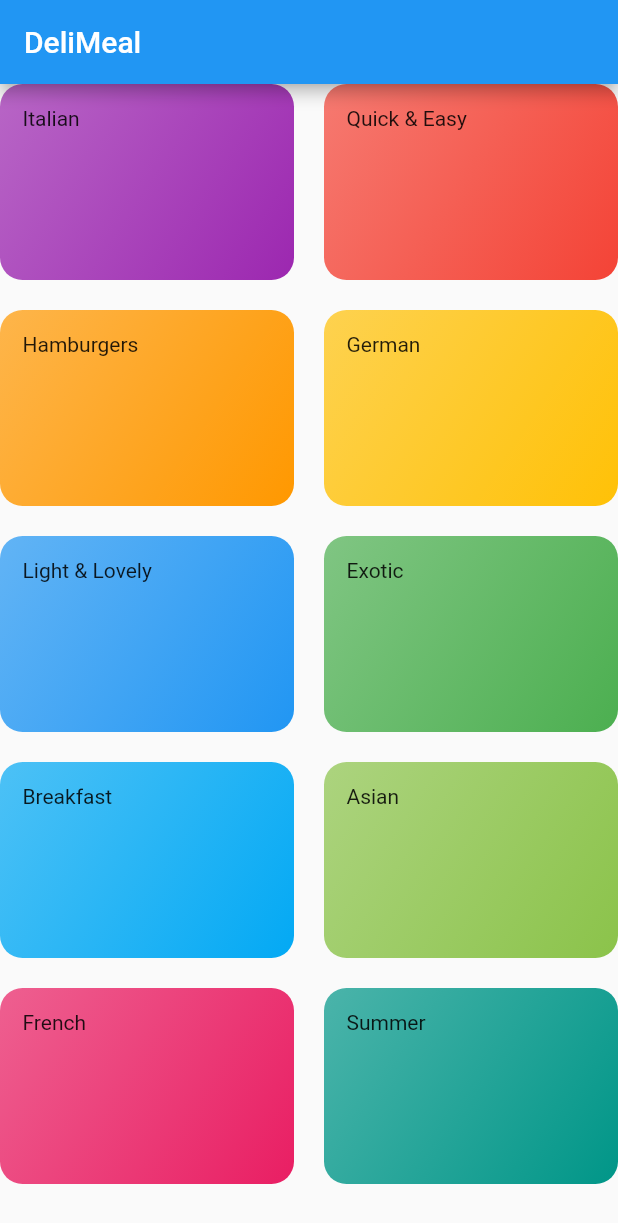
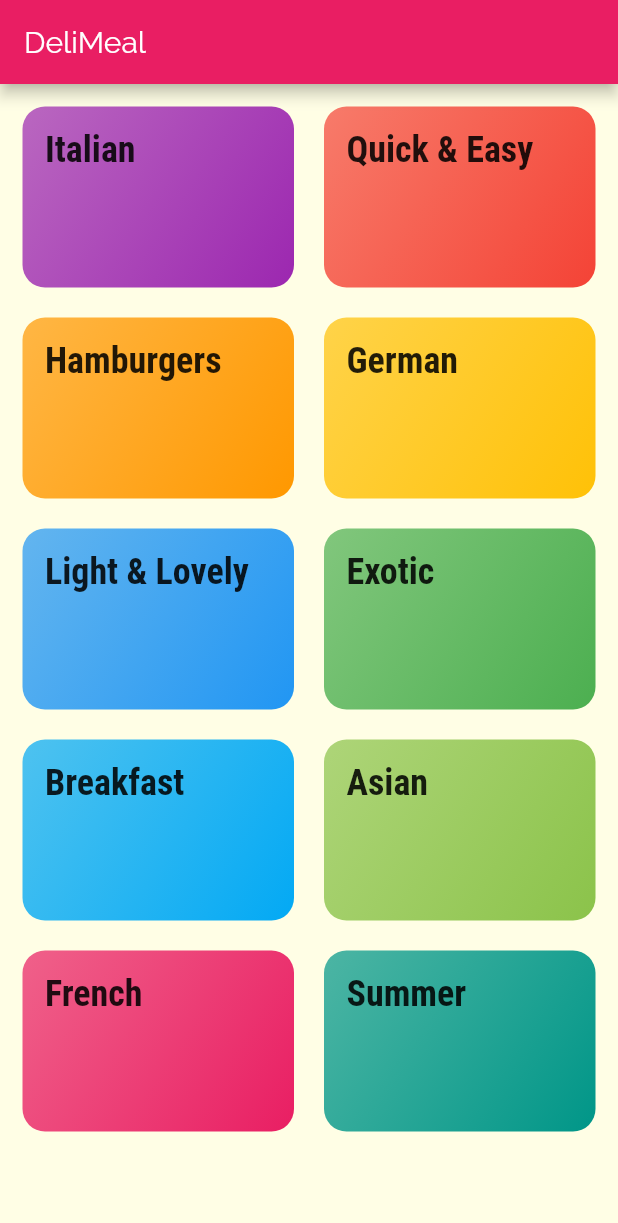
Before and after one commit to VazMF/deli-meal-app, a Flutter app: the screen it shows after launch, on a phone screen of 412 x 824 dp. Shown: the top 1223 px of the screen. Run offline on Flutter 3.47's test engine with Material 2 defaults, Android fonts, the phone set to English and light mode, and no system bars.

```diff
--- a/lib/categories_screen.dart
+++ b/lib/categories_screen.dart
@@ -10,6 +10,7 @@ class CategoriesScreen extends StatelessWidget {
         title: const Text('DeliMeal'),
       ),
       body: GridView(
+        padding: const EdgeInsets.all(15),
         children: DUMMY_CATEGORIES
             .map((categoryData) =>
                 CategoryItem(categoryData.title, categoryData.color))
--- a/lib/category_item.dart
+++ b/lib/category_item.dart
@@ -10,7 +10,7 @@ class CategoryItem extends StatelessWidget {
   Widget build(BuildContext context) {
     return Container(
       padding: const EdgeInsets.all(15),
-      child: Text(title),
+      child: Text(title, style: Theme.of(context).textTheme.headline6,),
       decoration: BoxDecoration(
         gradient: LinearGradient(
           colors: [
--- a/lib/main.dart
+++ b/lib/main.dart
@@ -9,7 +9,19 @@ class MyApp extends StatelessWidget {
     return MaterialApp(
       title: 'DeliMeals',
       theme: ThemeData(
-        primarySwatch: Colors.blue,
+        primarySwatch: Colors.pink,
+        accentColor: Colors.amber,
+        canvasColor: Color.fromRGBO(255, 254, 229, 1),
+        fontFamily: 'Raleway',
+        textTheme: ThemeData.light().textTheme.copyWith(
+          bodyText1: TextStyle(color: Color.fromRGBO(20, 51, 51, 1)),
+          bodyText2: TextStyle(color: Color.fromRGBO(20, 51, 51, 1)),
+          headline6: TextStyle(
+            fontSize: 24,
+            fontWeight: FontWeight.bold,
+            fontFamily: 'RobotoCondensed',
+          )
+        ),
       ),
       home: CategoriesScreen(),
     );
```
Also changed, not shown: pubspec.yaml (+17 -6 lines), assets/fonts/Raleway-Black.ttf (added), assets/fonts/Raleway-Bold.ttf (added), assets/fonts/Raleway-Regular.ttf (added), assets/fonts/RobotoCondensed-Bold.ttf (added), assets/fonts/RobotoCondensed-Italic.ttf (added), assets/fonts/RobotoCondensed-Light.ttf (added), assets/fonts/RobotoCondensed-Regular.ttf (added).
